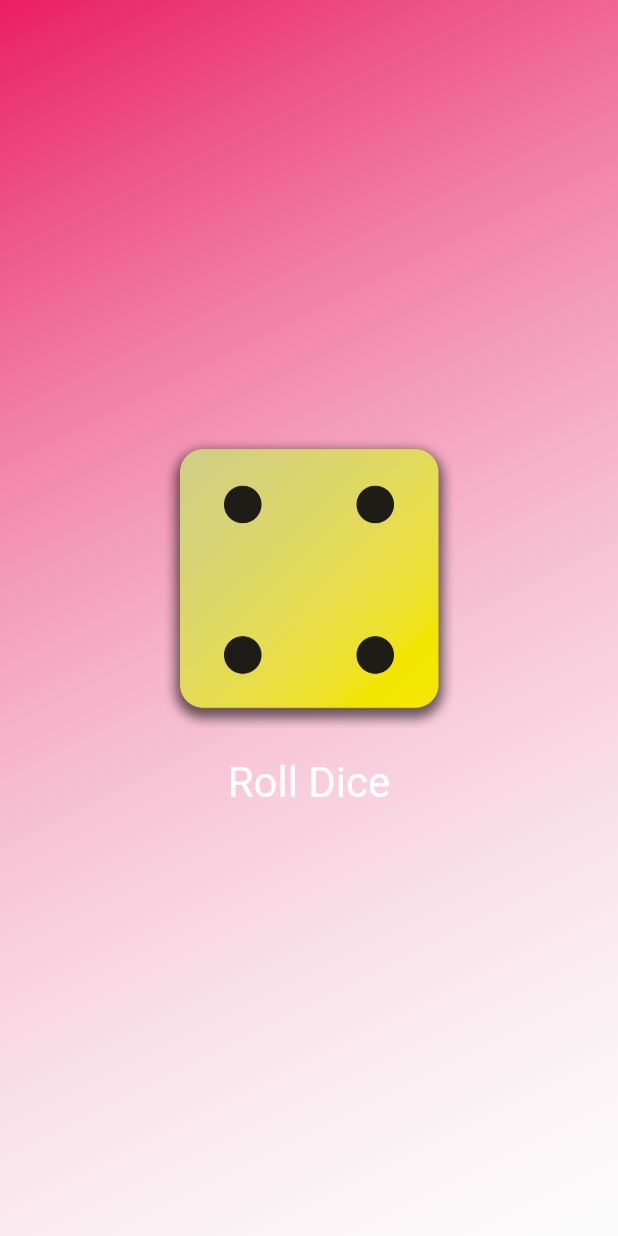
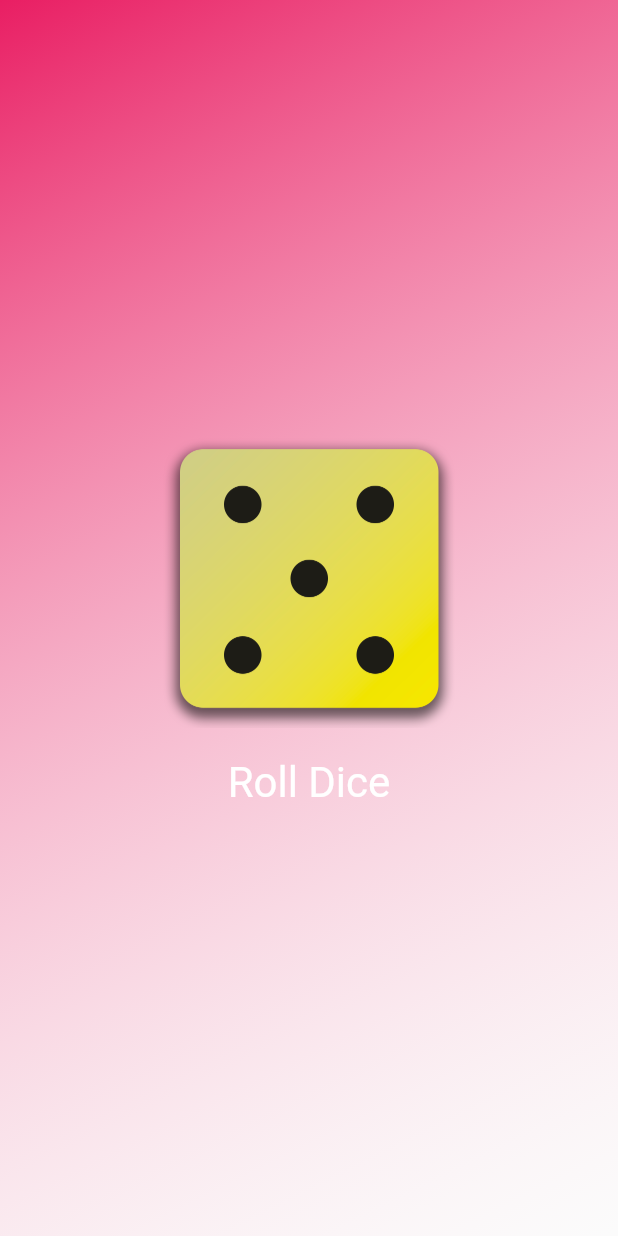
Before and after one commit to agnieszkastanczuk/roll-dice-app, a Flutter app: the screen it shows after launch, after a tap on "Roll Dice", on a phone screen of 412 x 824 dp. Run offline on Flutter 3.47's test engine with Material 2 defaults, Android fonts, the phone set to English and light mode, and no system bars.

```diff
--- a/lib/dice_roller.dart
+++ b/lib/dice_roller.dart
@@ -1,4 +1,7 @@
 import 'package:flutter/material.dart';
+import 'dart:math';
+
+final randomizer = Random();
 
 class DiceRoller extends StatefulWidget {
   const DiceRoller({super.key});
@@ -10,11 +13,11 @@ class DiceRoller extends StatefulWidget {
 }
 
 class _DiceRollerState extends State<DiceRoller> {
-  var activeDiceImage = 'assets/images/dice-2.png';
+  var curentDiceRoll = 2;
 
   void rollDice() {
     setState(() {
-      activeDiceImage = 'assets/images/dice-4.png';
+      curentDiceRoll = randomizer.nextInt(6) + 1;
     });
   }
 
@@ -23,7 +26,7 @@ class _DiceRollerState extends State<DiceRoller> {
     return Column(
       mainAxisSize: MainAxisSize.min,
       children: [
-        Image.asset(activeDiceImage, width: 200),
+        Image.asset('assets/images/dice-$curentDiceRoll.png', width: 200),
         TextButton(
             onPressed: rollDice,
             style: TextButton.styleFrom(
```
